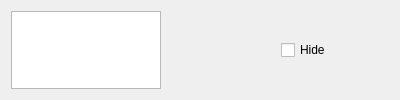
Old version of the form src/uis/LayerPreview.ui in the repository A1rWaxta/RasterShop.
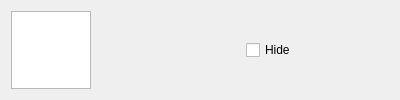
New version of the form.

Commit message: Layers can be deleted now.

Patch:
```diff
--- a/src/uis/LayerPreview.ui
+++ b/src/uis/LayerPreview.ui
@@ -30,8 +30,8 @@
     <widget class="QGraphicsView" name="graphicsView">
      <property name="maximumSize">
       <size>
-       <width>150</width>
-       <height>100</height>
+       <width>80</width>
+       <height>80</height>
       </size>
      </property>
     </widget>
@@ -41,7 +41,7 @@
      <property name="maximumSize">
       <size>
        <width>16777215</width>
-       <height>100</height>
+       <height>30</height>
       </size>
      </property>
      <property name="cursor">
```
The commit also changes 9 other files.
